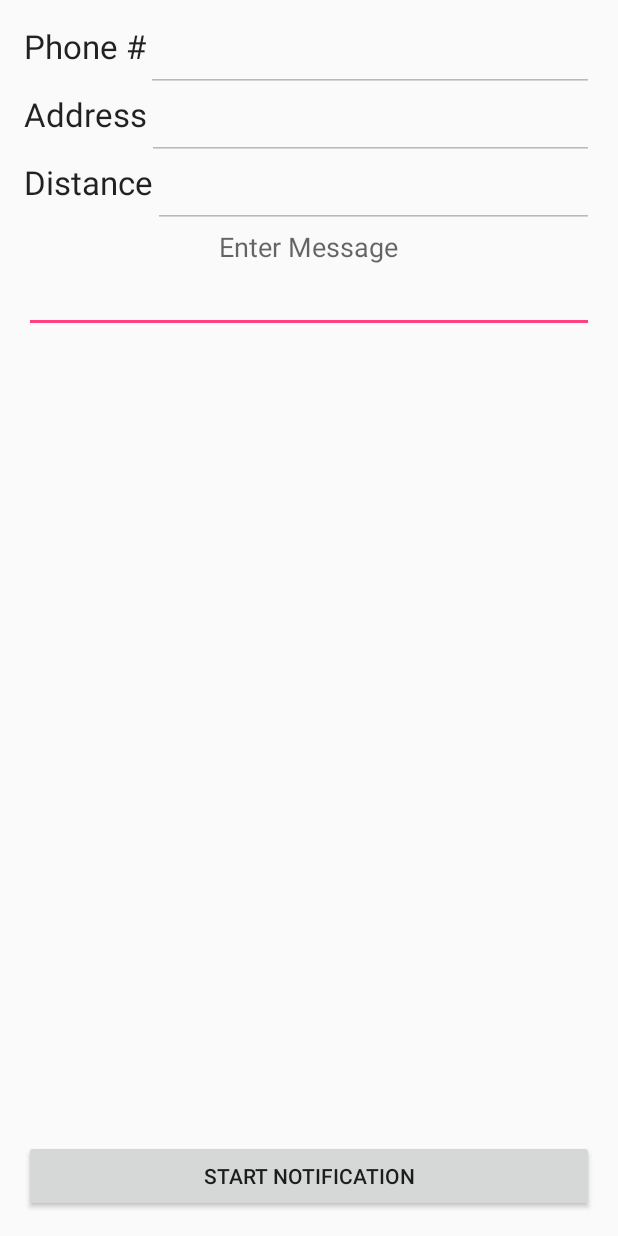
After one commit to StevenPG/RoundTheCorner, an Android app: the layout activity_message.xml on its own in the app's theme, with its tools: preview values and no code run, on a phone screen of 412 x 824 dp. The commit adds this screen. Run offline under Robolectric (Android 15) with nearby library versions, the phone set to English and light mode, and no system bars.

Commit message:
Added final activity, need to add service next.

```diff
--- a/Round The Corner V2/Rtc/app/src/main/AndroidManifest.xml
+++ b/Round The Corner V2/Rtc/app/src/main/AndroidManifest.xml
@@ -55,6 +55,7 @@
                 android:name="android.support.PARENT_ACTIVITY"
                 android:value="com.stevengantz.rtc.ContactActivity" />
         </activity>
+        <activity android:name=".MessageActivity"></activity>
     </application>
 
 </manifest>
--- a/Round The Corner V2/Rtc/app/src/main/java/com/stevengantz/rtc/ActivityManager.java
+++ b/Round The Corner V2/Rtc/app/src/main/java/com/stevengantz/rtc/ActivityManager.java
@@ -2,6 +2,7 @@ package com.stevengantz.rtc;
 
 import android.content.Context;
 import android.content.Intent;
+import android.os.Message;
 
 /**
  * @author Steven Gantz
@@ -23,4 +24,8 @@ public class ActivityManager {
     public static Intent openDistanceActivity(Context context){
         return new Intent(context, DistanceActivity.class);
     }
+
+    public static Intent openMessageActivity(Context context){
+        return new Intent(context, MessageActivity.class);
+    }
 }
--- a/Round The Corner V2/Rtc/app/src/main/java/com/stevengantz/rtc/DistanceActivity.java
+++ b/Round The Corner V2/Rtc/app/src/main/java/com/stevengantz/rtc/DistanceActivity.java
@@ -6,6 +6,7 @@ import android.support.v4.widget.TextViewCompat;
 import android.view.View;
 import android.widget.AdapterView;
 import android.widget.ArrayAdapter;
+import android.widget.Button;
 import android.widget.ProgressBar;
 import android.widget.SeekBar;
 import android.widget.Spinner;
@@ -39,6 +40,15 @@ public class DistanceActivity extends FragmentActivity implements OnMapReadyCall
         // Get text describing distance
         final TextView textView = (TextView) findViewById(R.id.disttext);
 
+        // Retrieve Button
+        Button next = (Button) findViewById(R.id.nextDistanceButton);
+        next.setOnClickListener(new View.OnClickListener() {
+            @Override
+            public void onClick(View v) {
+                startActivity(ActivityManager.openMessageActivity(getApplicationContext()));
+            }
+        });
+
         // Retrieve Spinner
         final Spinner options = (Spinner) findViewById(R.id.spinner);
         ArrayAdapter<CharSequence> adapter = ArrayAdapter.createFromResource(this,
@@ -46,6 +56,7 @@ public class DistanceActivity extends FragmentActivity implements OnMapReadyCall
         adapter.setDropDownViewResource(android.R.layout.simple_spinner_dropdown_item);
         options.setAdapter(adapter);
 
+        // Retrieve seekbar
         SeekBar seekBar = (SeekBar) findViewById(R.id.seekBar);
         seekBar.setOnSeekBarChangeListener(new SeekBar.OnSeekBarChangeListener() {
             @Override
@@ -82,12 +93,19 @@ public class DistanceActivity extends FragmentActivity implements OnMapReadyCall
                 if(options.getSelectedItem().toString().equals("Meters")){
                     // Meters 15 - 750
                     savedProgress = (int) Math.round(seekBar.getProgress()*7.35+15);
+                    DataHandler.distance = String.valueOf(savedProgress);
                 } else if(options.getSelectedItem().toString().equals("Feet")){
                     // Feet 20 - 1000;
+                    savedProgress = (int) (Math.round(seekBar.getProgress()*9.8+20) * .3048);
+                    DataHandler.distance = String.valueOf(savedProgress);
                 } else if(options.getSelectedItem().toString().equals("Kilometers")){
                     // Kilometers 1 - 20
+                    savedProgress = (int) (Math.round(seekBar.getProgress()*0.19)*1000);
+                    DataHandler.distance = String.valueOf(savedProgress);
                 } else if(options.getSelectedItem().toString().equals("Miles")){
                     // Miles 1 - 15
+                    savedProgress = (int) (Math.round(seekBar.getProgress()*0.14)*1609.34);
+                    DataHandler.distance = String.valueOf(savedProgress);
                 } else {
                     assert false;
                 }
--- /dev/null
+++ b/Round The Corner V2/Rtc/app/src/main/java/com/stevengantz/rtc/MessageActivity.java
@@ -0,0 +1,32 @@
+package com.stevengantz.rtc;
+
+import android.support.v7.app.AppCompatActivity;
+import android.os.Bundle;
+import android.view.View;
+import android.widget.Button;
+import android.widget.EditText;
+
+public class MessageActivity extends AppCompatActivity {
+
+    @Override
+    protected void onCreate(Bundle savedInstanceState) {
+        super.onCreate(savedInstanceState);
+        setContentView(R.layout.activity_message);
+
+        EditText phone = (EditText) findViewById(R.id.PhoneText);
+        EditText addr = (EditText) findViewById(R.id.AddrText);
+        EditText dist = (EditText) findViewById(R.id.DistText);
+        phone.setText(DataHandler.phoneNumber);
+        addr.setText(DataHandler.address.getAddressLine(0));
+        dist.setText(DataHandler.distance + " Meters");
+
+        Button startNotif = (Button) findViewById(R.id.startButton);
+        startNotif.setOnClickListener(new View.OnClickListener() {
+            @Override
+            public void onClick(View v) {
+                // Start notification service
+                //hide activity
+            }
+        });
+    }
+}
--- a/Round The Corner V2/Rtc/app/src/main/res/layout/activity_distance.xml
+++ b/Round The Corner V2/Rtc/app/src/main/res/layout/activity_distance.xml
@@ -51,6 +51,13 @@
             android:layout_gravity="bottom"
             android:background="#ffffff" />
 
+        <Button
+            android:layout_width="match_parent"
+            android:layout_height="wrap_content"
+            android:text="Next"
+            android:id="@+id/nextDistanceButton"
+            android:layout_gravity="center_horizontal" />
+
     </LinearLayout>
 
 </LinearLayout>
--- /dev/null
+++ b/Round The Corner V2/Rtc/app/src/main/res/layout/activity_message.xml
@@ -0,0 +1,105 @@
+<?xml version="1.0" encoding="utf-8"?>
+<RelativeLayout xmlns:android="http://schemas.android.com/apk/res/android"
+    xmlns:tools="http://schemas.android.com/tools"
+    android:layout_width="match_parent"
+    android:layout_height="match_parent"
+    android:paddingBottom="@dimen/activity_vertical_margin"
+    android:paddingLeft="@dimen/activity_horizontal_margin"
+    android:paddingRight="@dimen/activity_horizontal_margin"
+    android:paddingTop="@dimen/activity_vertical_margin"
+    tools:context="com.stevengantz.rtc.MessageActivity">
+
+    <TextView
+        android:layout_width="wrap_content"
+        android:layout_height="wrap_content"
+        android:textAppearance="?android:attr/textAppearanceLarge"
+        android:text="Phone #"
+        android:id="@+id/textView"
+        android:layout_alignParentTop="true"
+        android:layout_alignParentLeft="true"
+        android:layout_alignParentStart="true" />
+
+    <EditText
+        android:layout_width="wrap_content"
+        android:layout_height="wrap_content"
+        android:id="@+id/PhoneText"
+        android:layout_alignParentTop="true"
+        android:layout_alignParentRight="true"
+        android:layout_alignParentEnd="true"
+        android:layout_toRightOf="@+id/textView"
+        android:layout_toEndOf="@+id/textView"
+        android:enabled="false" />
+
+    <TextView
+        android:layout_width="wrap_content"
+        android:layout_height="wrap_content"
+        android:textAppearance="?android:attr/textAppearanceLarge"
+        android:text="Address"
+        android:id="@+id/textView2"
+        android:layout_below="@+id/PhoneText"
+        android:layout_alignParentLeft="true"
+        android:layout_alignParentStart="true" />
+
+    <EditText
+        android:layout_width="wrap_content"
+        android:layout_height="wrap_content"
+        android:id="@+id/AddrText"
+        android:layout_below="@+id/PhoneText"
+        android:layout_toRightOf="@+id/textView2"
+        android:layout_alignRight="@+id/PhoneText"
+        android:layout_alignEnd="@+id/PhoneText"
+        android:enabled="false" />
+
+    <TextView
+        android:layout_width="wrap_content"
+        android:layout_height="wrap_content"
+        android:textAppearance="?android:attr/textAppearanceLarge"
+        android:text="Distance"
+        android:id="@+id/textView3"
+        android:layout_below="@+id/AddrText"
+        android:layout_alignParentLeft="true"
+        android:layout_alignParentStart="true" />
+
+    <EditText
+        android:layout_width="wrap_content"
+        android:layout_height="wrap_content"
+        android:id="@+id/DistText"
+        android:layout_below="@+id/AddrText"
+        android:layout_toRightOf="@+id/textView3"
+        android:layout_alignRight="@+id/AddrText"
+        android:layout_alignEnd="@+id/AddrText"
+        android:enabled="false" />
+
+    <EditText
+        android:layout_width="wrap_content"
+        android:layout_height="wrap_content"
+        android:inputType="textMultiLine"
+        android:ems="10"
+        android:id="@+id/editText5"
+        android:layout_below="@+id/MsgDesc"
+        android:layout_alignParentLeft="true"
+        android:layout_alignParentStart="true"
+        android:layout_alignRight="@+id/DistText"
+        android:layout_alignEnd="@+id/DistText" />
+
+    <Button
+        android:layout_width="wrap_content"
+        android:layout_height="wrap_content"
+        android:text="Start Notification"
+        android:id="@+id/startButton"
+        android:layout_alignParentBottom="true"
+        android:layout_alignRight="@+id/editText5"
+        android:layout_alignEnd="@+id/editText5"
+        android:layout_alignParentLeft="true"
+        android:layout_alignParentStart="true" />
+
+    <TextView
+        android:layout_width="wrap_content"
+        android:layout_height="wrap_content"
+        android:textAppearance="?android:attr/textAppearanceMedium"
+        android:text="Enter Message"
+        android:id="@+id/MsgDesc"
+        android:layout_below="@+id/DistText"
+        android:layout_centerHorizontal="true" />
+
+</RelativeLayout>
```
